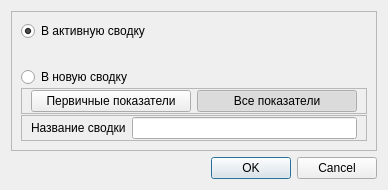
Qt form summaries/addtesttosummarydialog.ui (grigp/a-analyser) before a commit.
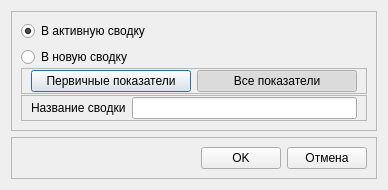
The same form after that commit.

Commit message: Замена ButtonBar в диалоговых окнах

Patch:
```diff
--- a/summaries/addtesttosummarydialog.ui
+++ b/summaries/addtesttosummarydialog.ui
@@ -150,13 +150,48 @@
     </widget>
    </item>
    <item>
-    <widget class="QDialogButtonBox" name="buttonBox">
-     <property name="orientation">
-      <enum>Qt::Horizontal</enum>
+    <widget class="QFrame" name="frModalButtons">
+     <property name="sizePolicy">
+      <sizepolicy hsizetype="Preferred" vsizetype="Fixed">
+       <horstretch>0</horstretch>
+       <verstretch>0</verstretch>
+      </sizepolicy>
      </property>
-     <property name="standardButtons">
-      <set>QDialogButtonBox::Cancel|QDialogButtonBox::Ok</set>
+     <property name="frameShape">
+      <enum>QFrame::StyledPanel</enum>
      </property>
+     <property name="frameShadow">
+      <enum>QFrame::Raised</enum>
+     </property>
+     <layout class="QHBoxLayout" name="horizontalLayout_10">
+      <item>
+       <spacer name="horizontalSpacer_5">
+        <property name="orientation">
+         <enum>Qt::Horizontal</enum>
+        </property>
+        <property name="sizeHint" stdset="0">
+         <size>
+          <width>40</width>
+          <height>20</height>
+         </size>
+        </property>
+       </spacer>
+      </item>
+      <item>
+       <widget class="QPushButton" name="btnOK">
+        <property name="text">
+         <string>OK</string>
+        </property>
+       </widget>
+      </item>
+      <item>
+       <widget class="QPushButton" name="btnCancel">
+        <property name="text">
+         <string>Отмена</string>
+        </property>
+       </widget>
+      </item>
+     </layout>
     </widget>
    </item>
   </layout>
```
Left out of the diff: 68 changed lines with no effect on the pictures. The commit also changes 19 other files.
